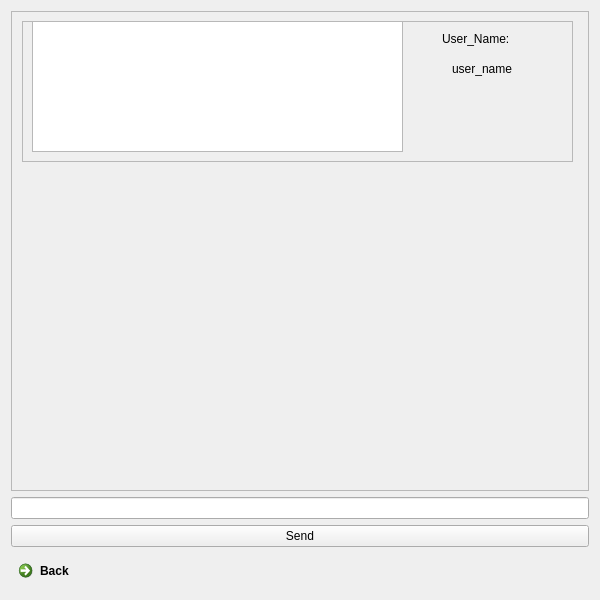
Above: ui/chat.ui from PooyaFekri/LinkedIn before the change. Below: the same form after it.
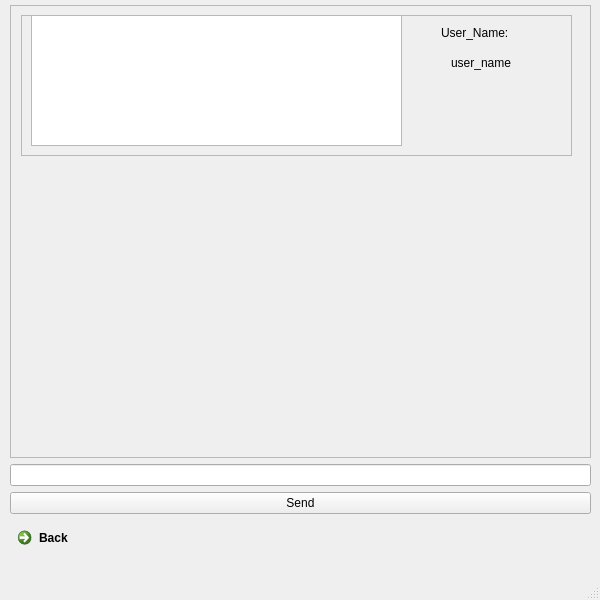
That is the form after the change.

The edit to the form file:
```diff
--- a/ui/chat.ui
+++ b/ui/chat.ui
@@ -1,7 +1,7 @@
 <?xml version="1.0" encoding="UTF-8"?>
 <ui version="4.0">
- <class>Chat</class>
- <widget class="QWidget" name="Chat">
+ <class>MainWindow</class>
+ <widget class="QMainWindow" name="MainWindow">
   <property name="geometry">
    <rect>
     <x>0</x>
@@ -11,7 +11,17 @@
    </rect>
   </property>
   <property name="windowTitle">
-   <string>Form</string>
+   <string>MainWindow</string>
+  </property>
+  <widget class="QWidget" name="centralwidget">
+   <widget class="QWidget" name="">
+    <property name="geometry">
+     <rect>
+      <x>10</x>
+      <y>5</y>
+      <width>581</width>
+      <height>551</height>
+     </rect>
   </property>
   <layout class="QVBoxLayout" name="verticalLayout">
    <item>
@@ -24,8 +34,8 @@
        <rect>
         <x>0</x>
         <y>0</y>
-        <width>580</width>
-        <height>478</height>
+          <width>577</width>
+          <height>443</height>
        </rect>
       </property>
       <widget class="QFrame" name="chat_frame">
@@ -101,6 +111,19 @@
     </widget>
    </item>
   </layout>
+   </widget>
+  </widget>
+  <widget class="QMenuBar" name="menubar">
+   <property name="geometry">
+    <rect>
+     <x>0</x>
+     <y>0</y>
+     <width>600</width>
+     <height>22</height>
+    </rect>
+   </property>
+  </widget>
+  <widget class="QStatusBar" name="statusbar"/>
  </widget>
  <resources/>
  <connections/>
```
Lines whose indentation alone changed are shown as unchanged.
